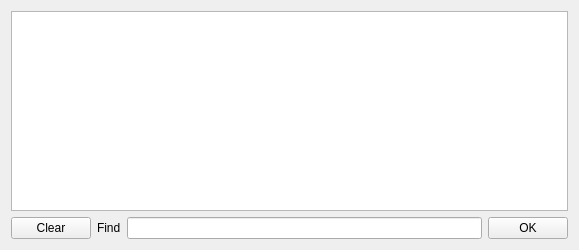
The window that logviewer.ui (GTRONICK/QBack) describes before a commit, drawn with Qt 5.
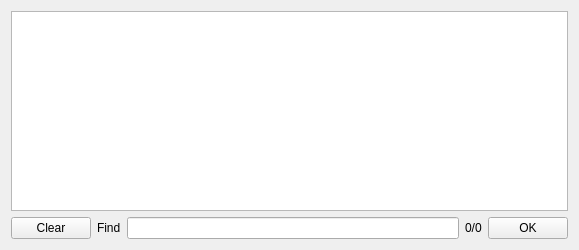
The same window after the commit. Icons and pictures are not drawn.

Commit message: Added find ocurrences counter label

```diff
--- a/logviewer.ui
+++ b/logviewer.ui
@@ -53,6 +53,13 @@
        <item>
         <widget class="QLineEdit" name="findLineEdit"/>
        </item>
+       <item>
+        <widget class="QLabel" name="ocurrencesCounterLabel">
+         <property name="text">
+          <string>0/0</string>
+         </property>
+        </widget>
+       </item>
        <item>
         <widget class="QPushButton" name="okButton">
          <property name="text">
```
